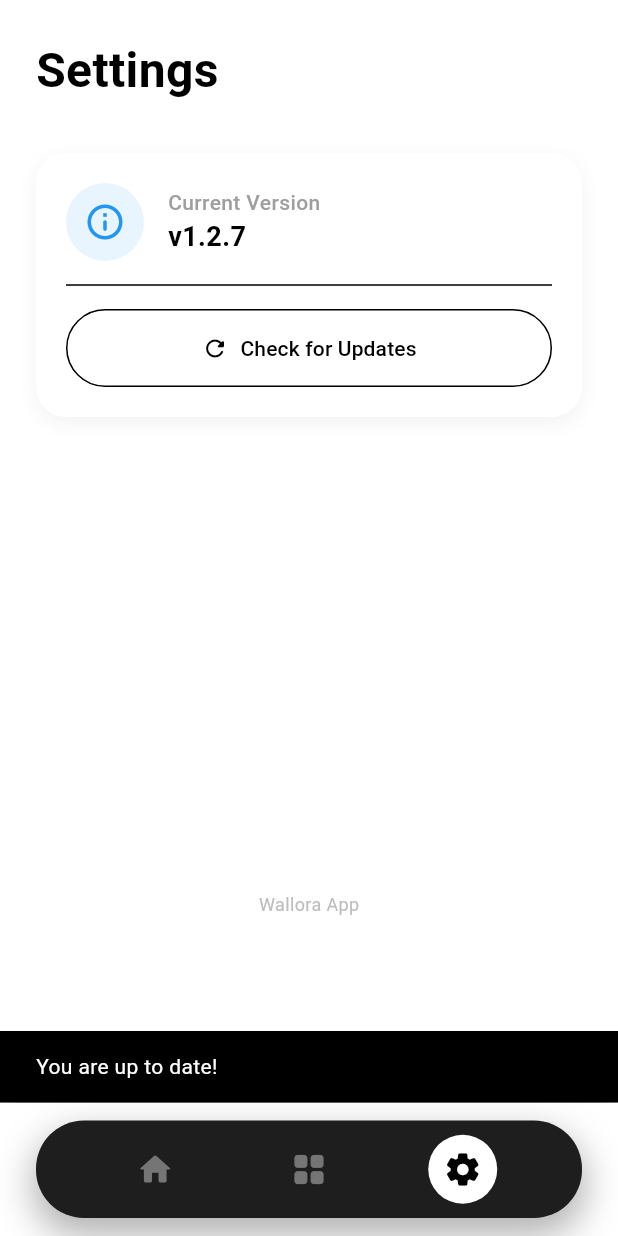
After one commit to HexaGhost-09/wallora-2, a Flutter app: the screen it shows after launch, item 3 of the bottom bar chosen, after a tap on "Check for Updates", on a phone screen of 412 x 824 dp. The commit adds this screen. Run offline on Flutter 3.47's test engine with Material 3 defaults, Android fonts, the phone set to English and light mode, and no system bars; our stand-ins replace cached_network_image, package_info_plus; missing offline and left inert: async_wallpaper; network calls fail.

Commit message:
Release v1.2.7: Settings page, Update Checker, Dependency Fixes

```diff
--- a/lib/main.dart
+++ b/lib/main.dart
@@ -1,6 +1,7 @@
 import 'package:flutter/material.dart';
 import 'package:flutter/services.dart';
 import 'screens/home_page.dart';
+import 'services/update_service.dart';
 
 void main() {
   WidgetsFlutterBinding.ensureInitialized();
@@ -20,8 +21,22 @@ void main() {
   runApp(const WalloraApp());
 }
 
-class WalloraApp extends StatelessWidget {
+
+
+class WalloraApp extends StatefulWidget {
   const WalloraApp({super.key});
+
+  @override
+  State<WalloraApp> createState() => _WalloraAppState();
+}
+
+class _WalloraAppState extends State<WalloraApp> {
+  @override
+  void initState() {
+    super.initState();
+    // Silent check for updates on startup
+    UpdateService.instance.initialize();
+  }
 
   @override
   Widget build(BuildContext context) {
--- a/lib/screens/home_page.dart
+++ b/lib/screens/home_page.dart
@@ -1,6 +1,7 @@
 import 'package:flutter/material.dart';
 import '../widgets/floating_nav_bar.dart';
 import 'home_tab.dart';
+import 'settings_page.dart';
 
 class HomePage extends StatefulWidget {
   const HomePage({super.key});
@@ -15,6 +16,7 @@ class _HomePageState extends State<HomePage> {
   final List<Widget> _screens = [
     const HomeTab(),
     const Center(child: Text("Categories")),
+    const SettingsPage(),
   ];
 
   @override
--- /dev/null
+++ b/lib/screens/settings_page.dart
@@ -0,0 +1,227 @@
+
+import 'package:flutter/material.dart';
+import 'package:package_info_plus/package_info_plus.dart';
+import 'package:url_launcher/url_launcher.dart';
+import '../services/update_service.dart';
+
+class SettingsPage extends StatefulWidget {
+  const SettingsPage({super.key});
+
+  @override
+  State<SettingsPage> createState() => _SettingsPageState();
+}
+
+class _SettingsPageState extends State<SettingsPage> {
+  String _version = '';
+  UpdateInfo? _updateInfo;
+  bool _isLoading = false;
+
+  @override
+  void initState() {
+    super.initState();
+    _loadVersion();
+    // Load cached update info if available
+    setState(() {
+      _updateInfo = UpdateService.instance.latestUpdate;
+    });
+  }
+
+  Future<void> _loadVersion() async {
+    final packageInfo = await PackageInfo.fromPlatform();
+    setState(() {
+      _version = packageInfo.version;
+    });
+  }
+
+  Future<void> _checkUpdate() async {
+    setState(() => _isLoading = true);
+    final info = await UpdateService.instance.checkForUpdates(force: true);
+    setState(() {
+      _updateInfo = info;
+      _isLoading = false;
+    });
+
+    if (mounted) {
+       if (info != null && info.isAvailable) {
+         // Optionally show a snackbar or dialog, but the UI updates anyway
+       } else {
+         ScaffoldMessenger.of(context).showSnackBar(
+           const SnackBar(content: Text("You are up to date!")),
+         );
+       }
+    }
+  }
+
+  Future<void> _launchUpdateUrl() async {
+    if (_updateInfo?.url != null) {
+      final uri = Uri.parse(_updateInfo!.url);
+      if (await canLaunchUrl(uri)) {
+        await launchUrl(uri, mode: LaunchMode.externalApplication);
+      }
+    }
+  }
+
+  @override
+  Widget build(BuildContext context) {
+    return Scaffold(
+      backgroundColor: Colors.transparent, // Inherit from theme/main scaffold
+      body: SafeArea(
+        child: Padding(
+          padding: const EdgeInsets.all(24.0),
+          child: Column(
+            crossAxisAlignment: CrossAxisAlignment.start,
+            children: [
+              const Text(
+                "Settings",
+                style: TextStyle(
+                  fontSize: 32,
+                  fontWeight: FontWeight.bold,
+                ),
+              ),
+              const SizedBox(height: 32),
+
+              // App Version Card
+              Container(
+                padding: const EdgeInsets.all(20),
+                decoration: BoxDecoration(
+                  color: Theme.of(context).colorScheme.surface,
+                  borderRadius: BorderRadius.circular(20),
+                  boxShadow: [
+                    BoxShadow(
+                      color: Colors.black.withOpacity(0.05),
+                      blurRadius: 10,
+                      offset: const Offset(0, 4),
+                    ),
+                  ],
+                ),
+                child: Column(
+                  children: [
+                    Row(
+                      children: [
+                        Container(
+                          padding: const EdgeInsets.all(12),
+                          decoration: BoxDecoration(
+                            color: Colors.blue.withOpacity(0.1),
+                            shape: BoxShape.circle,
+                          ),
+                          child: const Icon(Icons.info_outline_rounded, color: Colors.blue, size: 28),
+                        ),
+                        const SizedBox(width: 16),
+                        Column(
+                          crossAxisAlignment: CrossAxisAlignment.start,
+                          children: [
+                            const Text(
+                              "Current Version",
+                              style: TextStyle(
+                                fontSize: 14,
+                                color: Colors.grey,
+                                fontWeight: FontWeight.w500,
+                              ),
+                            ),
+                            Text(
+                              "v$_version",
+                              style: const TextStyle(
+                                fontSize: 18,
+                                fontWeight: FontWeight.bold,
+                              ),
+                            ),
+                          ],
+                        ),
+                      ],
+                    ),
+                    const Divider(height: 32),
+
+                    // Update Status Area
+                    if (_isLoading)
+                      const Padding(
+                        padding: EdgeInsets.symmetric(vertical: 8.0),
+                        child: Center(child: CircularProgressIndicator()),
+                      )
+                    else if (_updateInfo != null && _updateInfo!.isAvailable)
+                       Column(
+                         children: [
+                           Container(
+                             padding: const EdgeInsets.symmetric(vertical: 12, horizontal: 16),
+                             decoration: BoxDecoration(
+                               color: Colors.green.withOpacity(0.1),
+                               borderRadius: BorderRadius.circular(12),
+                             ),
+                             child: Row(
+                               children: [
+                                 const Icon(Icons.new_releases_rounded, color: Colors.green),
+                                 const SizedBox(width: 12),
+                                 Expanded(
+                                   child: Column(
+                                     crossAxisAlignment: CrossAxisAlignment.start,
+                                     children: [
+                                       const Text(
+                                         "Update Available",
+                                         style: TextStyle(
+                                            color: Colors.green,
+                                            fontWeight: FontWeight.bold,
+                                         ),
+                                       ),
+                                       Text(
+                                         "Version ${_updateInfo!.version}",
+                                         style: TextStyle(
+                                           color: Colors.green.shade700,
+                                           fontSize: 12,
+                                         )
+                                       ),
+                                     ],
+                                   ),
+                                 ),
+                               ],
+                             ),
+                           ),
+                           const SizedBox(height: 16),
+                           SizedBox(
+                             width: double.infinity,
+                             child: FilledButton.icon(
+                               onPressed: _launchUpdateUrl,
+                               icon: const Icon(Icons.download_rounded),
+                               label: const Text("Download Update"),
+                               style: FilledButton.styleFrom(
+                                 backgroundColor: Colors.black,
+                                 foregroundColor: Colors.white,
+                                 padding: const EdgeInsets.symmetric(vertical: 16),
+                               ),
+                             ),
+                           ),
+                         ],
+                       )
+                    else
+                       SizedBox(
+                         width: double.infinity,
+                         child: OutlinedButton.icon(
+                           onPressed: _checkUpdate,
+                           icon: const Icon(Icons.refresh_rounded),
+                           label: const Text("Check for Updates"),
+                           style: OutlinedButton.styleFrom(
+                             padding: const EdgeInsets.symmetric(vertical: 16),
+                             side: BorderSide(color: Theme.of(context).dividerColor),
+                           ),
+                         ),
+                       ),
+                  ],
+                ),
+              ),
+
+              const Spacer(),
+              Center(
+                child: Text(
+                  "Wallora App",
+                  style: TextStyle(
+                    color: Colors.grey.shade400,
+                    fontSize: 12,
+                  ),
+                ),
+              ),
+              const SizedBox(height: 100), // Space for nav bar
+            ],
+          ),
+        ),
+      ),
+    );
+  }
+}
--- /dev/null
+++ b/lib/services/update_service.dart
@@ -0,0 +1,104 @@
+
+import 'dart:convert';
+import 'package:http/http.dart' as http;
+import 'package:package_info_plus/package_info_plus.dart';
+
+class UpdateInfo {
+  final String version;
+  final String url;
+  final String releaseNotes;
+  final bool isAvailable;
+
+  UpdateInfo({
+    required this.version,
+    required this.url,
+    required this.releaseNotes,
+    required this.isAvailable,
+  });
+}
+
+class UpdateService {
+  UpdateService._();
+  static final UpdateService instance = UpdateService._();
+
+  UpdateInfo? _latestUpdate;
+  UpdateInfo? get latestUpdate => _latestUpdate;
+
+  bool _isChecking = false;
+
+  // Cache the update info to avoid repeated API calls if not forced
+  Future<UpdateInfo?> checkForUpdates({bool force = false}) async {
+    if (_latestUpdate != null && !force) return _latestUpdate;
+    if (_isChecking) return null;
+
+    _isChecking = true;
+
+    try {
+      // Get current app version
+      final packageInfo = await PackageInfo.fromPlatform();
+      final currentVersion = packageInfo.version;
+
+      // Fetch latest release from GitHub
+      final response = await http.get(
+        Uri.parse('https://api.github.com/repos/HexaGhost-09/wallora-2/releases/latest'),
+      );
+
+      if (response.statusCode == 200) {
+        final data = jsonDecode(response.body);
+        final String tagName = data['tag_name'] ?? '';
+        final String htmlUrl = data['html_url'] ?? '';
+        final String body = data['body'] ?? '';
+
+        // Clean tag name (remove 'v' prefix if present)
+        final cleanTag = tagName.startsWith('v') ? tagName.substring(1) : tagName;
+
+        // Simple string comparison for now, or use a semver parser if strict
+        // Assuming format 1.2.6
+        final isAvailable = _isVersionNewer(currentVersion, cleanTag);
+
+        _latestUpdate = UpdateInfo(
+          version: tagName,
+          url: htmlUrl,
+          releaseNotes: body,
+          isAvailable: isAvailable,
+        );
+
+        return _latestUpdate;
+      }
+    } catch (e) {
+      print('Error checking for updates: $e');
+    } finally {
+      _isChecking = false;
+    }
+    return null;
+  }
+
+  // Compares two version strings (e.g., "1.2.6" vs "1.2.7")
+  // Returns true if remote is newer than local
+  bool _isVersionNewer(String local, String remote) {
+    try {
+      // Remove any build metadata involved (e.g. +1)
+      final localClean = local.split('+')[0];
+      final remoteClean = remote.split('+')[0]; // Just in case
+
+      List<int> localParts = localClean.split('.').map(int.parse).toList();
+      List<int> remoteParts = remoteClean.split('.').map(int.parse).toList();
+
+      for (int i = 0; i < localParts.length && i < remoteParts.length; i++) {
+        if (remoteParts[i] > localParts[i]) return true;
+        if (remoteParts[i] < localParts[i]) return false;
+      }
+
+      // If we are here, prefix matches. If remote has more parts, it's newer (usually)
+      if (remoteParts.length > localParts.length) return true;
+
+    } catch (e) {
+      print("Version parse error: $e");
+    }
+    return false;
+  }
+
+  Future<void> initialize() async {
+    await checkForUpdates();
+  }
+}
--- a/lib/widgets/floating_nav_bar.dart
+++ b/lib/widgets/floating_nav_bar.dart
@@ -44,10 +44,11 @@ class FloatingNavBar extends StatelessWidget {
                 onTap: () => onTap(1),
               ),
               _NavBarItem(
-                icon: Icons.person_rounded,
+                icon: Icons.settings_rounded,
                 isSelected: selectedIndex == 2,
                 onTap: () => onTap(2),
               ),
+
             ],
           ),
         ),
--- a/pubspec.yaml
+++ b/pubspec.yaml
@@ -2,7 +2,7 @@ name: wallora
 description: "Wallpapers App"
 publish_to: 'none'
 
-version: 1.2.6+1
+version: 1.2.7+1
 
 environment:
   sdk: ^3.10.4
@@ -15,6 +15,9 @@ dependencies:
   http: ^1.2.0
   cached_network_image: ^3.3.1
   async_wallpaper: ^2.1.0
+  url_launcher: 6.3.0
+  package_info_plus: 8.1.0
+  fluttertoast: 8.2.14
 
 dev_dependencies:
   flutter_test:
```
Also changed, not shown: build_log_v7.txt (added, +113 -0 lines), pubspec.lock, 7 other files.
